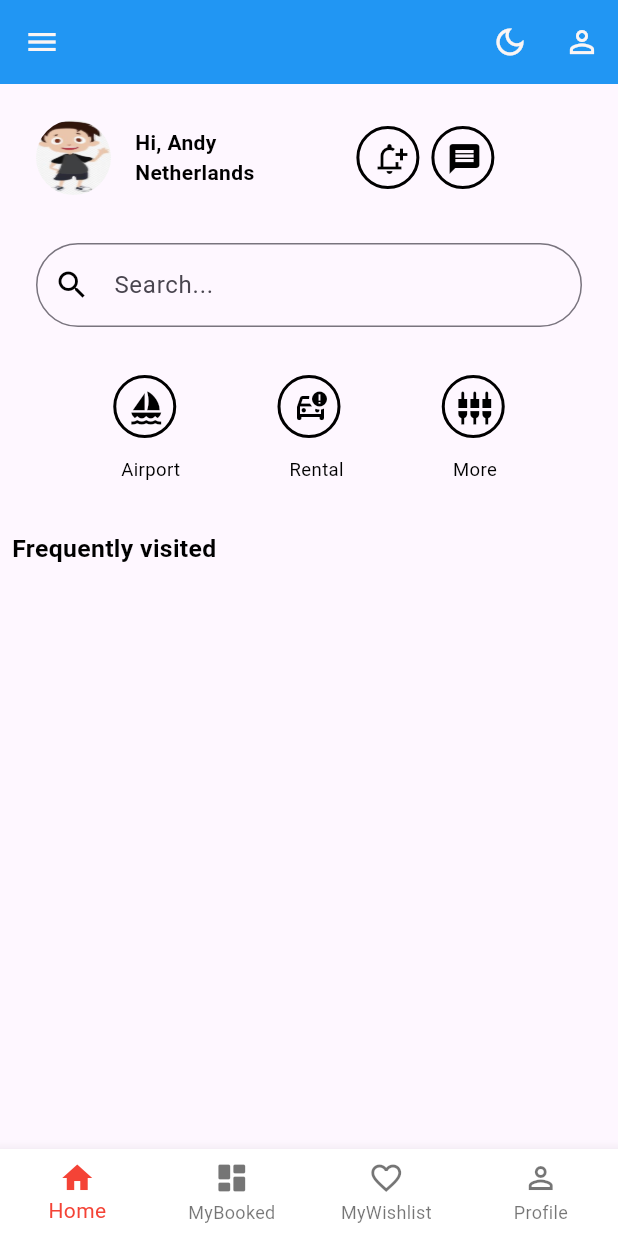
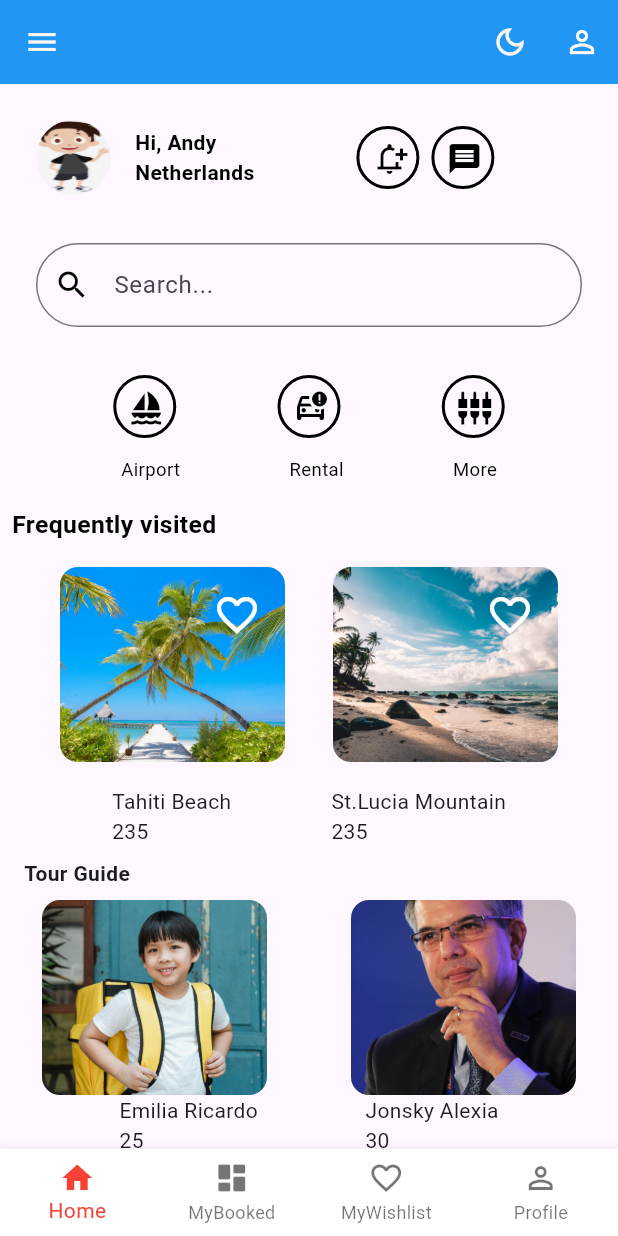
Before and after one commit to vijaysheoran97/travel_booking, a Flutter app: the screen it shows after launch, after a tap on "Get Started", on a phone screen of 412 x 824 dp. Run offline on Flutter 3.47's test engine with Material 3 defaults, Android fonts, the phone set to English and light mode, and no system bars.

Commit message:
Add screen capture and extracted strings

```diff
--- a/lib/travel_booking/ui/screens/home_screen.dart
+++ b/lib/travel_booking/ui/screens/home_screen.dart
@@ -1,5 +1,7 @@
 import 'package:flutter/material.dart';
 import 'package:travel_booking/travel_booking/ui/utils/app_color_constent.dart';
+import 'package:travel_booking/travel_booking/ui/utils/app_string_constent.dart';
+import 'package:travel_booking/travel_booking/ui/widget/likeable_image.dart';
 
 class HomeScreen extends StatefulWidget {
   const HomeScreen({Key? key}) : super(key: key);
@@ -10,10 +12,10 @@ class HomeScreen extends StatefulWidget {
 
 class _HomeScreenState extends State<HomeScreen> {
   bool isDarkMode = false;
+  bool isLiked = false;
 
   @override
   Widget build(BuildContext context) {
-
     return MaterialApp(
       theme: isDarkMode ? ThemeData.dark() : ThemeData.light(),
       home: Scaffold(
@@ -50,7 +52,6 @@ class _HomeScreenState extends State<HomeScreen> {
             borderRadius: BorderRadius.only(
               topRight: Radius.circular(0),
               bottomRight: Radius.circular(0),
-
             ),
           ),
           child: ListView(
@@ -68,7 +69,7 @@ class _HomeScreenState extends State<HomeScreen> {
                       decoration: const BoxDecoration(shape: BoxShape.circle),
                       child: ClipOval(
                         child: Image.asset(
-                          'assets/images/images.jpg',
+                          AppStringConstant.imagePath,
                           fit: BoxFit.fill,
                         ),
                       ),
@@ -77,7 +78,7 @@ class _HomeScreenState extends State<HomeScreen> {
                       width: 12,
                     ),
                     const Text(
-                      'Angela Mayer\nVerified user.Membership',
+                      AppStringConstant.angelaMayer,
                       style: TextStyle(
                         color: AppColorConstant.appTextColor,
                         fontSize: 16,
@@ -88,7 +89,7 @@ class _HomeScreenState extends State<HomeScreen> {
               ),
               ListTile(
                 title: Text(
-                  'Menu',
+                  AppStringConstant.menu,
                   style: TextStyle(
                     color: isDarkMode
                         ? AppColorConstant.appTextColor
@@ -112,7 +113,7 @@ class _HomeScreenState extends State<HomeScreen> {
                     color: AppColorConstant.appTextColor,
                   ),
                 ),
-                title: const Text('Overview'),
+                title: const Text(AppStringConstant.overview),
                 trailing: const Icon(Icons.arrow_forward_ios_outlined),
                 onTap: () {},
               ),
@@ -130,14 +131,14 @@ class _HomeScreenState extends State<HomeScreen> {
                     color: AppColorConstant.appTextColor,
                   ),
                 ),
-                title: const Text('Pages'),
+                title: const Text(AppStringConstant.pages),
                 trailing: const Icon(Icons.arrow_forward_ios_outlined),
                 onTap: () {},
               ),
               const Divider(),
               ListTile(
                 title: Text(
-                  'Others',
+                  AppStringConstant.others,
                   style: TextStyle(
                     color: isDarkMode
                         ? AppColorConstant.appTextColor
@@ -161,7 +162,7 @@ class _HomeScreenState extends State<HomeScreen> {
                     color: AppColorConstant.appTextColor,
                   ),
                 ),
-                title: const Text('Components'),
+                title: const Text(AppStringConstant.components),
                 trailing: const Icon(Icons.arrow_forward_ios_outlined),
                 onTap: () {},
               ),
@@ -179,7 +180,7 @@ class _HomeScreenState extends State<HomeScreen> {
                     color: AppColorConstant.appTextColor,
                   ),
                 ),
-                title: const Text('Setting'),
+                title: const Text(AppStringConstant.setting),
                 trailing: const Icon(Icons.arrow_forward_ios_outlined),
                 onTap: () {},
               ),
@@ -200,7 +201,7 @@ class _HomeScreenState extends State<HomeScreen> {
                 title: Row(
                   mainAxisAlignment: MainAxisAlignment.spaceBetween,
                   children: [
-                    const Text('Switch To Dark Mode'),
+                    const Text(AppStringConstant.switchTo),
                     Container(
                       height: 20,
                       width: 32,
@@ -220,8 +221,8 @@ class _HomeScreenState extends State<HomeScreen> {
             ],
           ),
         ),
-
-        body: Padding(
+        body: SingleChildScrollView(
+          child: Padding(
             padding: const EdgeInsets.all(8.0),
             child: Column(
               crossAxisAlignment: CrossAxisAlignment.start,
@@ -236,7 +237,7 @@ class _HomeScreenState extends State<HomeScreen> {
                         decoration: const BoxDecoration(shape: BoxShape.circle),
                         child: ClipOval(
                           child: Image.asset(
-                          'assets/images/images.jpg',
+                            AppStringConstant.imagePath,
                             fit: BoxFit.fill,
                           ),
                         ),
@@ -245,7 +246,7 @@ class _HomeScreenState extends State<HomeScreen> {
                         width: 16,
                       ),
                       Text(
-                      'Hi, Andy\nNetherlands',
+                        AppStringConstant.hiAndyNetherlands,
                         style: TextStyle(
                             color: isDarkMode
                                 ? AppColorConstant.appTextColor
@@ -309,7 +310,7 @@ class _HomeScreenState extends State<HomeScreen> {
                   padding: const EdgeInsets.all(16),
                   child: TextFormField(
                     decoration: InputDecoration(
-                    hintText: 'Search...',
+                      hintText: AppStringConstant.searchHint,
                       prefixIcon: Icon(
                         Icons.search,
                         color: isDarkMode
@@ -403,7 +404,7 @@ class _HomeScreenState extends State<HomeScreen> {
                       mainAxisAlignment: MainAxisAlignment.spaceEvenly,
                       children: [
                         Text(
-                        'Airport',
+                          AppStringConstant.airport,
                           style: TextStyle(
                             color: isDarkMode
                                 ? AppColorConstant.appTextColor
@@ -412,7 +413,7 @@ class _HomeScreenState extends State<HomeScreen> {
                           ),
                         ),
                         Text(
-                        'Rental',
+                          AppStringConstant.rental,
                           style: TextStyle(
                             color: isDarkMode
                                 ? AppColorConstant.appTextColor
@@ -421,7 +422,7 @@ class _HomeScreenState extends State<HomeScreen> {
                           ),
                         ),
                         Text(
-                        'More',
+                          AppStringConstant.more,
                           style: TextStyle(
                             color: isDarkMode
                                 ? AppColorConstant.appTextColor
@@ -436,11 +437,8 @@ class _HomeScreenState extends State<HomeScreen> {
                 const SizedBox(
                   height: 16,
                 ),
-              const SizedBox(
-                height: 16,
-              ),
                 Text(
-                'Frequently visited',
+                  AppStringConstant.frequentlyVisited,
                   style: TextStyle(
                     color: isDarkMode
                         ? AppColorConstant.appTextColor
@@ -449,7 +447,80 @@ class _HomeScreenState extends State<HomeScreen> {
                     fontSize: MediaQuery.of(context).size.width * 0.04,
                   ),
                 ),
+                const SizedBox(
+                  height: 16,
+                ),
+                const Row(
+                  mainAxisAlignment: MainAxisAlignment.spaceEvenly,
+                  children: [
+                    LikableImage(imagePath: AppStringConstant.image1Path),
+                    LikableImage(imagePath: AppStringConstant.image2Path),
                   ],
+                ),
+                const SizedBox(
+                  height: 16,
+                ),
+                const Row(
+                    mainAxisAlignment: MainAxisAlignment.spaceEvenly,
+                    children: [
+                      Text(AppStringConstant.tahitiBeach),
+                      Text(AppStringConstant.stLuciaMountain),
+                    ]),
+                Column(
+                  crossAxisAlignment: CrossAxisAlignment.start,
+                  children: [
+                    const Padding(
+                      padding: EdgeInsets.all(8),
+                      child: Text(
+                        AppStringConstant.tourGuide,
+                        style: TextStyle(fontWeight: FontWeight.bold),
+                      ),
+                    ),
+                    Row(
+                      mainAxisAlignment: MainAxisAlignment.spaceEvenly,
+                      children: [
+                        Container(
+                          decoration: BoxDecoration(
+                            borderRadius: BorderRadius.circular(50),
+                          ),
+                          height: 130,
+                          width: 150,
+                          child: ClipRRect(
+                            borderRadius: BorderRadius.circular(12),
+                            child: Image.asset(
+                              AppStringConstant.image3Path,
+                              fit: BoxFit.cover,
+                            ),
+                          ),
+                        ),
+                        const SizedBox(width: 16),
+                        Container(
+                          decoration: BoxDecoration(
+                            borderRadius: BorderRadius.circular(50),
+                          ),
+                          height: 130,
+                          width: 150,
+                          child: ClipRRect(
+                            borderRadius: BorderRadius.circular(12),
+                            child: Image.asset(
+                              AppStringConstant.image4Path,
+                              fit: BoxFit.cover,
+                            ),
+                          ),
+                        ),
+                      ],
+                    ),
+                  ],
+                ),
+                const Row(
+                  mainAxisAlignment: MainAxisAlignment.spaceEvenly,
+                  children: [
+                    Text(AppStringConstant.emiliaRicardo),
+                    Text(AppStringConstant.jonskyAlexia),
+                  ],
+                ),
+              ],
+            ),
           ),
         ),
       ),
--- a/lib/travel_booking/ui/utils/app_string_constent.dart
+++ b/lib/travel_booking/ui/utils/app_string_constent.dart
@@ -1,3 +1,27 @@
 class AppStringConstant{
   static String appTitle ='Travel Booking Pro';
-}
+  static const String hiAndyNetherlands = 'Hi, Andy\nNetherlands';
+  static const String angelaMayer = 'Angela Mayer\nVerified user.Membership';
+  static const String searchHint = 'Search...';
+  static const String airport = 'Airport';
+  static const String rental = 'Rental';
+  static const String more = 'More';
+  static const String menu = 'Menu';
+  static const String overview = 'Overview';
+  static const String pages = 'Pages';
+  static const String others = 'Others';
+  static const String components = 'Components';
+  static const String setting = 'Setting';
+  static const String switchTo = 'Switch To Dark Mode';
+  static const String frequentlyVisited = 'Frequently visited';
+  static const String tourGuide = 'Tour Guide';
+  static const String tahitiBeach = 'Tahiti Beach\n235';
+  static const String stLuciaMountain = 'St.Lucia Mountain\n235';
+  static const String emiliaRicardo = 'Emilia Ricardo\n25';
+  static const String jonskyAlexia = 'Jonsky Alexia\n30';
+  static const String  imagePath ='assets/images/images.jpg';
+  static const String image1Path = 'assets/images/pexels-asad-photo-maldives-1591375.jpg';
+  static const String image2Path = 'assets/images/pexels-fabian-wiktor-994605.jpg';
+  static const String image3Path = 'assets/images/pexels-ketut-subiyanto-4473405.jpg';
+  static const String image4Path = 'assets/images/pexels-pranav-digwal-32976.jpg';
+  }
--- /dev/null
+++ b/lib/travel_booking/ui/widget/likeable_image.dart
@@ -0,0 +1,52 @@
+import 'package:flutter/material.dart';
+
+class LikableImage extends StatefulWidget {
+  final String imagePath;
+
+  const LikableImage({super.key, required this.imagePath});
+
+  @override
+  _LikableImageState createState() => _LikableImageState();
+}
+
+class _LikableImageState extends State<LikableImage> {
+  bool isLiked = false;
+
+  @override
+  Widget build(BuildContext context) {
+    return Stack(
+      children: [
+        Container(
+          decoration: BoxDecoration(
+            borderRadius: BorderRadius.circular(50),
+          ),
+          height: 130,
+          width: 150,
+          child: ClipRRect(
+            borderRadius: BorderRadius.circular(12),
+            child: Image.asset(
+              widget.imagePath,
+              fit: BoxFit.cover,
+            ),
+          ),
+        ),
+        Positioned(
+          top: 8,
+          right: 8,
+          child: IconButton(
+            icon: Icon(
+              isLiked ? Icons.favorite : Icons.favorite_border,
+              color: isLiked ? Colors.red : Colors.white,
+              size: 32,
+            ),
+            onPressed: () {
+              setState(() {
+                isLiked = !isLiked;
+              });
+            },
+          ),
+        ),
+      ],
+    );
+  }
+}
```
Also changed, not shown: assets/images/pexels-asad-photo-maldives-1591375.jpg (added), assets/images/pexels-fabian-wiktor-994605.jpg (added), assets/images/pexels-ketut-subiyanto-4473405.jpg (added), assets/images/pexels-pranav-digwal-32976.jpg (added). Lines whose indentation alone changed are shown as unchanged.
